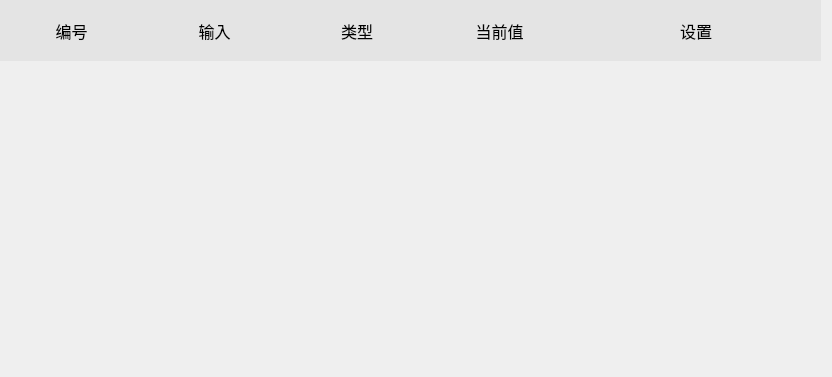
Before: the Qt Designer form BusBar-Qt/setting/setline/setlinewid.ui in ChinaClever/BusBar, drawn with Qt 5.
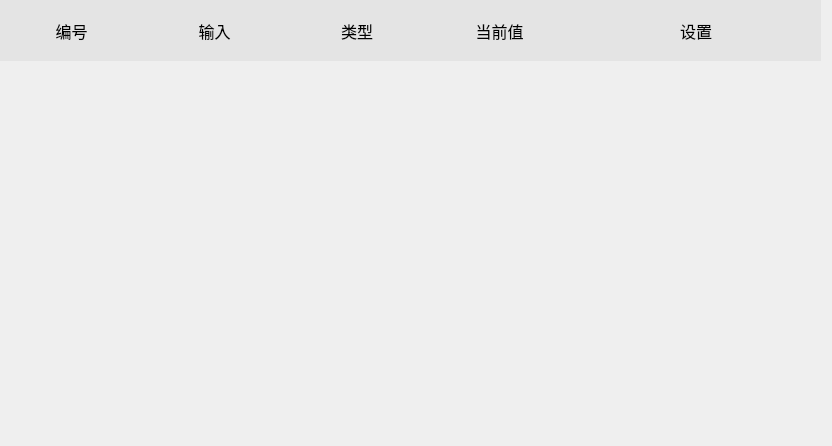
After: the same form once the commit is applied.

```diff
--- a/BusBar-Qt/setting/setline/setlinewid.ui
+++ b/BusBar-Qt/setting/setline/setlinewid.ui
@@ -7,7 +7,7 @@
     <x>0</x>
     <y>0</y>
     <width>832</width>
-    <height>377</height>
+    <height>446</height>
    </rect>
   </property>
   <property name="windowTitle">
@@ -146,7 +146,7 @@
    <property name="geometry">
     <rect>
      <x>10</x>
-     <y>170</y>
+     <y>165</y>
      <width>811</width>
      <height>91</height>
     </rect>
@@ -156,12 +156,22 @@
    <property name="geometry">
     <rect>
      <x>10</x>
-     <y>280</y>
+     <y>265</y>
      <width>811</width>
      <height>91</height>
     </rect>
    </property>
   </widget>
+  <widget class="QWidget" name="widget_4" native="true">
+   <property name="geometry">
+    <rect>
+     <x>10</x>
+     <y>365</y>
+     <width>811</width>
+     <height>61</height>
+    </rect>
+   </property>
+  </widget>
  </widget>
  <resources/>
  <connections/>
```
